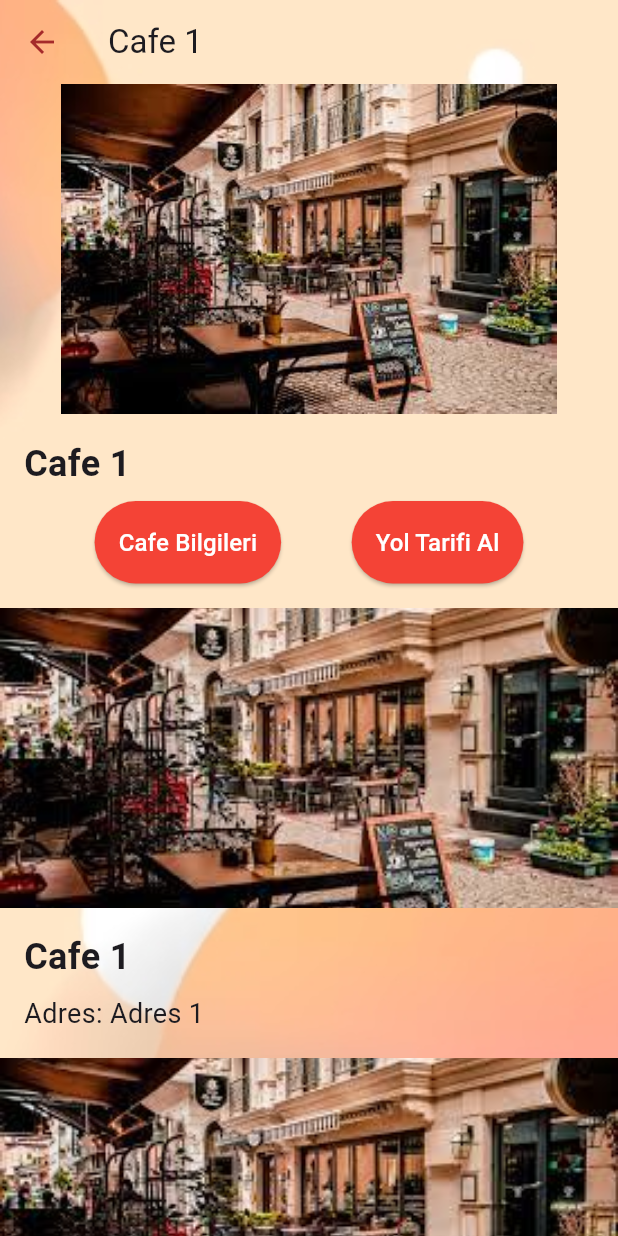
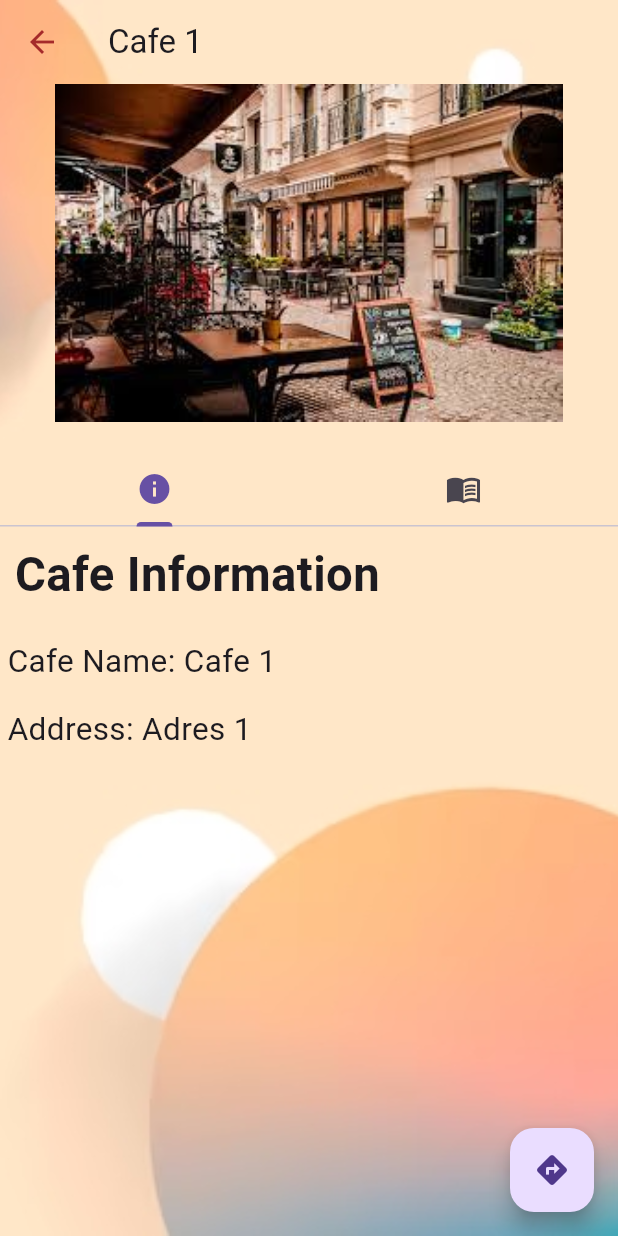
Before and after one commit to furkansahiin/qrave, a Flutter app: the screen it shows after launch, after a tap on "Cafe 1", on a phone screen of 412 x 824 dp. Run offline on Flutter 3.47's test engine with Material 3 defaults, Android fonts, the phone set to English and light mode, and no system bars; our stand-ins replace carousel_slider, get, velocity_x.

Commit message:
cafe detail tabbar added

```diff
--- a/lib/pages/cafeDetailScreen.dart
+++ b/lib/pages/cafeDetailScreen.dart
@@ -1,6 +1,7 @@
 import 'package:flutter/material.dart';
 import 'package:qrave/components/bgComponents.dart';
 import 'package:qrave/components/buttonsComponents.dart';
+import 'package:qrave/pages/cafeInformationPages.dart';
 import 'package:velocity_x/velocity_x.dart';
 import 'package:url_launcher/url_launcher.dart';
 
@@ -19,57 +20,10 @@ class CafeDetailScreen extends StatelessWidget {
   @override
   Widget build(BuildContext context) {
     return bgWidget(
+      child: DefaultTabController(
+          length: 2,
           child: Scaffold(
-        appBar: AppBar(
-          title: cafeName.text.make(),
-        ),
-        body: SingleChildScrollView(
-          child: Column(
-            crossAxisAlignment: CrossAxisAlignment.start,
-            children: [
-              Image.asset(imagePath, height: 220, width: (context.screenWidth * 1), fit: BoxFit.contain),
-              Padding(
-                padding: const EdgeInsets.all(16.0),
-                child: Column(
-                  crossAxisAlignment: CrossAxisAlignment.start,
-                  children: [
-                    cafeName.text.bold.size(24).make(),
-                    SizedBox(height: 8),
-                    Row(
-                      mainAxisAlignment: MainAxisAlignment.spaceEvenly,
-                      children: [
-                        ourButton(
-                          title: 'Cafe Bilgileri',
-                          onPressed: () {
-                            showDialog(
-                              context: context,
-                              builder: (BuildContext context) {
-                                return AlertDialog(
-                                  title: Text('Cafe Bilgileri'),
-                                  content: Column(
-                                    crossAxisAlignment: CrossAxisAlignment.start,
-                                    children: [
-                                      Text('Cafe Adı: $cafeName'),
-                                      Text('Adres: $address'),
-                                    ],
-                                  ),
-                                  actions: [
-                                    TextButton(
-                                      onPressed: () {
-                                        Navigator.of(context).pop();
-                                      },
-                                      child: Text('Kapat'),
-                                    ),
-                                  ],
-                                );
-                              },
-                            );
-                          },
-                          textColor: Colors.white,
-                          color: Colors.red,
-                        ),
-                        ourButton(
-                          title: 'Yol Tarifi Al',
+            floatingActionButton: FloatingActionButton(
               onPressed: () async{
 
                                  String mapsUrl = 'https://www.google.com/maps/search/?api=1&query=$address';
@@ -80,35 +34,39 @@ class CafeDetailScreen extends StatelessWidget {
                                     print('Could not launch $mapsUrl');
                                   }
                                 },
-                          textColor: Colors.white,
-                          color: Colors.red,
+              child: Icon(Icons.directions),
             ),
-                      ],
+        appBar: AppBar(
+          title: cafeName.text.make(),
         ),
+        body: SingleChildScrollView(
+          child: Column(
+              crossAxisAlignment: CrossAxisAlignment.start,
+              children: [
+                SizedBox(
+                  height: 225,
+                  child: Image.asset(imagePath, width: double.infinity, fit: BoxFit.contain),
+                ),
+                20.heightBox,
+                Container(
+                  height: 50,
+                  child: AppBar(
+                    bottom: TabBar(
+                      tabs: [
+                        Tab(icon: Icon(Icons.info)),
+                        Tab(icon: Icon(Icons.menu_book)),
                       ],
                     ),
                   ),
-              Image.asset(imagePath, height: 200, width: double.infinity, fit: BoxFit.cover),
-              Padding(
-                padding: const EdgeInsets.all(16.0),
-                child: Column(
-                  crossAxisAlignment: CrossAxisAlignment.start,
+                ),
+                // create widgets for each tab bar here
+                SizedBox(
+                  height: context.screenHeight - 350,
+                  child: TabBarView(
                     children: [
-                    cafeName.text.bold.size(24).make(),
-                    SizedBox(height: 8),
-                    'Adres: $address'.text.size(18).make(),
-                  ],
-                ),
-              ),
-              Image.asset(imagePath, height: 200, width: double.infinity, fit: BoxFit.cover),
-              Padding(
-                padding: const EdgeInsets.all(16.0),
-                child: Column(
-                  crossAxisAlignment: CrossAxisAlignment.start,
-                  children: [
-                    cafeName.text.bold.size(24).make(),
-                    SizedBox(height: 8),
-                    'Adres: $address'.text.size(18).make(),
+                      // first tab bar view widget
+                      CafeInformationWidget(cafeName: cafeName, address: address),
+                      CafeMenuWidget(cafeName: cafeName),
                     ],
                   ),
                 ),
@@ -117,6 +75,77 @@ class CafeDetailScreen extends StatelessWidget {
             ),
         ),
         ),
+      ),
     );
   }
 }
+
+
+
+
+
+
+
+// Padding(
+//                       padding: const EdgeInsets.all(16.0),
+//                       child: Column(
+//                         crossAxisAlignment: CrossAxisAlignment.start,
+//                         children: [
+//                           cafeName.text.bold.size(24).make(),
+//                           SizedBox(height: 8),
+//                           Row(
+//                             mainAxisAlignment: MainAxisAlignment.spaceEvenly,
+//                             children: [
+//                               ourButton(
+//                                 title: 'Cafe Bilgileri',
+//                                 onPressed: () {
+//                                   showDialog(
+//                                     context: context,
+//                                     builder: (BuildContext context) {
+//                                       return AlertDialog(
+//                                         title: Text('Cafe Bilgileri'),
+//                                         content: Column(
+//                                           crossAxisAlignment: CrossAxisAlignment.start,
+//                                           children: [
+//                                             Text('Cafe Adı: $cafeName'),
+//                                             Text('Adres: $address'),
+//                                           ],
+//                                         ),
+//                                         actions: [
+//                                           TextButton(
+//                                             onPressed: () {
+//                                               Navigator.of(context).pop();
+//                                             },
+//                                             child: Text('Kapat'),
+//                                           ),
+//                                         ],
+//                                       );
+//                                     },
+//                                   );
+//                                 },
+//                                 textColor: Colors.white,
+//                                 color: Colors.red,
+//                               ),
+//                               ourButton(
+//                                 title: 'Yol Tarifi Al',
+//                                 onPressed: () async{
+
+//                                  String mapsUrl = 'https://www.google.com/maps/search/?api=1&query=$address';
+
+//                                   if (await canLaunchUrl(Uri.parse(mapsUrl))) {
+//                                     await launchUrl(Uri.parse(mapsUrl));
+//                                   } else {
+//                                     print('Could not launch $mapsUrl');
+//                                   }
+//                                 },
+//                                 textColor: Colors.white,
+//                                 color: Colors.red,
+//                               ),
+//                             ],
+//                           ),
+
+
+//                         ],
+//                       ),
+
+//                     ),
--- /dev/null
+++ b/lib/pages/cafeInformationPages.dart
@@ -0,0 +1,61 @@
+import 'package:flutter/material.dart';
+import 'package:velocity_x/velocity_x.dart';
+
+
+class CafeInformationWidget extends StatelessWidget {
+  final String cafeName;
+  final String address;
+
+  const CafeInformationWidget({
+    Key? key,
+    required this.cafeName,
+    required this.address,
+  }) : super(key: key);
+
+  @override
+  Widget build(BuildContext context) {
+    return Container(
+        child: Column(
+          mainAxisAlignment: MainAxisAlignment.start,
+          crossAxisAlignment: CrossAxisAlignment.start,
+          children: [
+
+            'Cafe Information'.text.bold.center.xl4.make().p(10),
+            5.heightBox,
+            'Cafe Name: $cafeName'.text.xl2.make().p(5),
+            5.heightBox,
+            'Address: $address'.text.xl2.make().p(5),
+          ],
+        ),
+
+    );
+  }
+}
+
+class CafeMenuWidget extends StatelessWidget {
+  final String cafeName;
+
+  const CafeMenuWidget({
+    Key? key,
+    required this.cafeName,
+  }) : super(key: key);
+
+  @override
+  Widget build(BuildContext context) {
+    return Container(
+      color: Colors.pink,
+      child: Center(
+        child: Column(
+          mainAxisAlignment: MainAxisAlignment.center,
+          children: [
+            Text(
+              'Cafe Menu',
+              style: TextStyle(fontSize: 24, fontWeight: FontWeight.bold),
+            ),
+            // Buraya cafe menüsü ile ilgili widget'ları ekleyebilirsiniz.
+          ],
+        ),
+      ),
+    );
+  }
+}
```
Also changed, not shown: lib/pages/menuWidget.dart (added, +40 -0 lines). Lines whose indentation alone changed are shown as unchanged.
